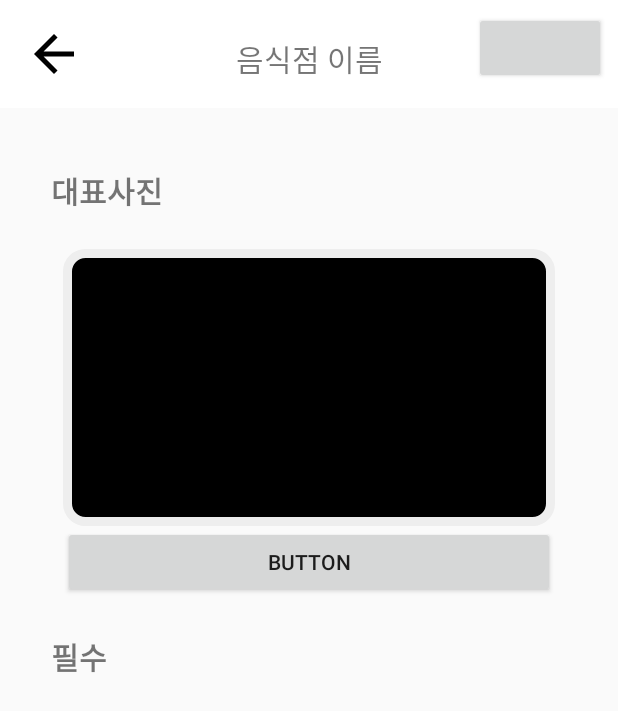
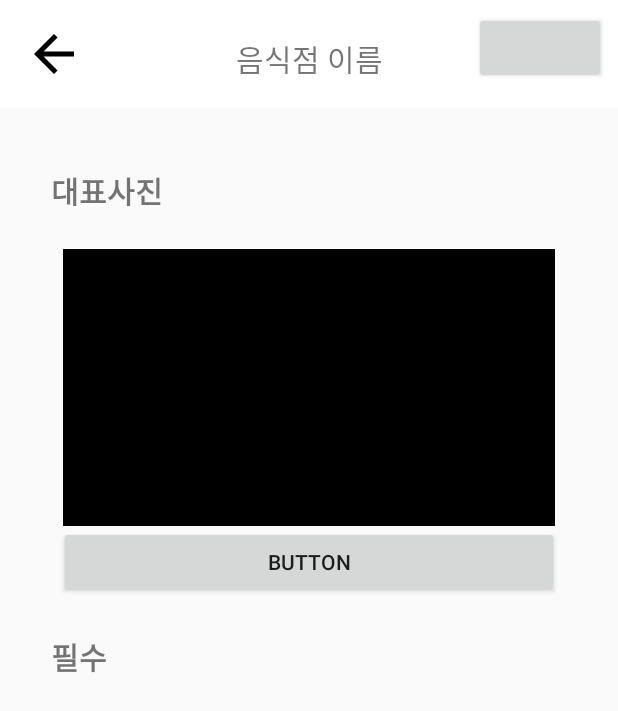
Before and after one commit to BEOKS/We_ple, an Android app: the EditStoreActivity screen opened directly, with no data from a screen before it, on a phone screen of 412 x 824 dp. Shown: the top 711 px of the screen. Run offline under Robolectric (Android 15) with nearby library versions, the phone set to English and light mode, and no system bars.

Commit message:
remove roundbackgroud and create ImageHelper for rounded corner

```diff
--- a/app/src/main/res/layout/activity_edit_store.xml
+++ b/app/src/main/res/layout/activity_edit_store.xml
@@ -89,7 +89,7 @@
         android:orientation="vertical"
         app:layout_constraintGuide_percent="0.91727495" />
 
-    <FrameLayout
+    <ImageView
         android:id="@+id/imageView"
         android:layout_width="0dp"
         android:layout_height="0dp"
@@ -104,29 +104,15 @@
         app:layout_constraintHorizontal_bias="0.0"
         app:layout_constraintStart_toStartOf="@+id/guideline"
         app:layout_constraintTop_toBottomOf="@+id/textView7"
-       >
-        <ImageView
-            android:id="@+id/editStore_mainPhoto"
-            android:layout_width="match_parent"
-            android:layout_height="match_parent"
-            android:layout_margin="6dp"
-            android:background="#000"/>
-        <ImageView
-            android:layout_width="match_parent"
-            android:layout_height="match_parent"
-            android:foreground="@drawable/round_fore_ground"
-            />
-    </FrameLayout>
+        android:background="#000"/>
 
     <Button
         android:id="@+id/editStore_changePhotoButton"
         android:layout_width="0dp"
         android:layout_height="wrap_content"
-        android:layout_marginStart="8dp"
-        android:layout_marginLeft="8dp"
-        android:layout_marginEnd="8dp"
-        android:layout_marginRight="8dp"
         android:text="Button"
+        android:layout_marginLeft="5dp"
+        android:layout_marginRight="5dp"
         app:layout_constraintEnd_toStartOf="@+id/guideline7"
         app:layout_constraintStart_toStartOf="@+id/guideline"
         app:layout_constraintTop_toBottomOf="@+id/imageView" />
```
Also changed, not shown: app/src/main/java/com/example/beoks/gameis/weple/ImageHelper.java (added, +34 -0 lines).
